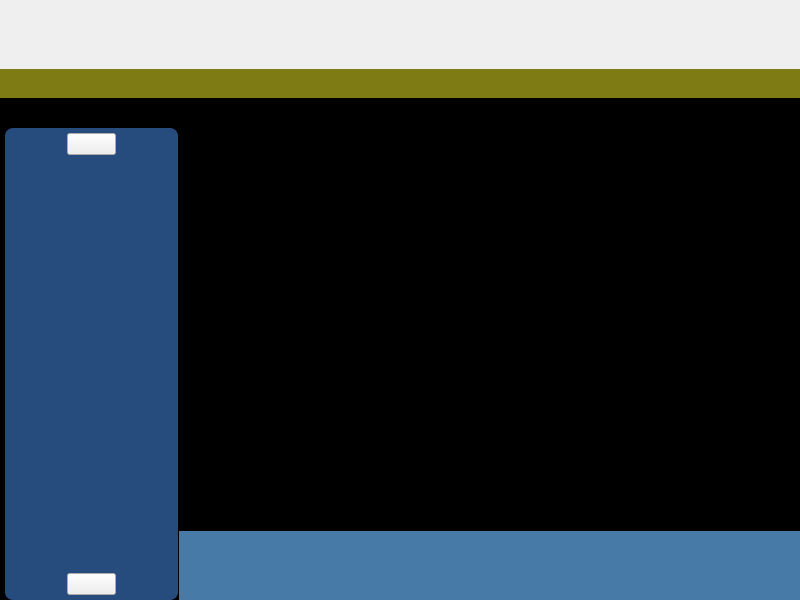
Before: the Qt Designer form ui/mainwindow.ui in 15903016222/Voice, drawn with Qt 5.
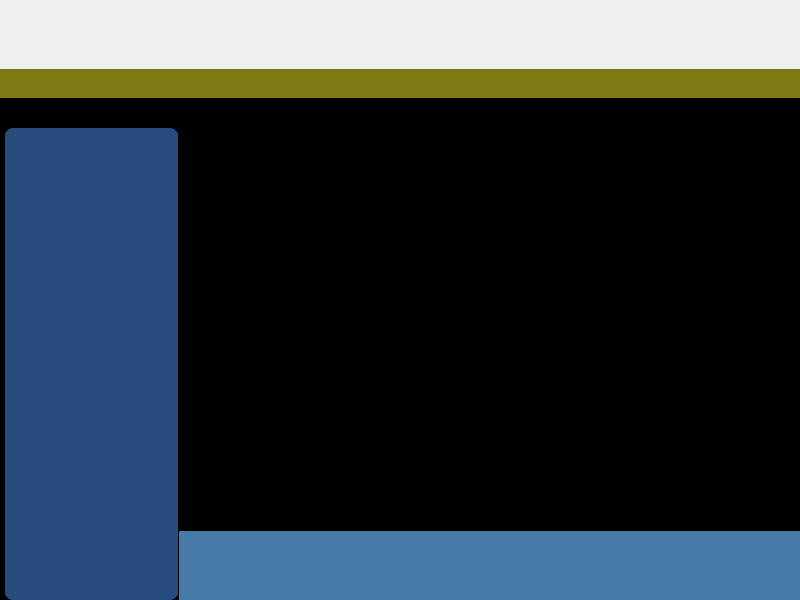
After: the same form once the commit is applied. Icons and pictures are not drawn. Custom widgets are drawn as their Qt base class.

Commit message: 修改：上下箭头图标显示，更美观；

Diff of the .ui file:
```diff
--- a/ui/mainwindow.ui
+++ b/ui/mainwindow.ui
@@ -182,7 +182,7 @@
                   <property name="frameShadow">
                    <enum>QFrame::Raised</enum>
                   </property>
-                  <layout class="QHBoxLayout" name="horizontalLayout_2" stretch="5,4,5">
+                  <layout class="QHBoxLayout" name="horizontalLayout_2">
                    <property name="spacing">
                     <number>0</number>
                    </property>
@@ -198,19 +198,6 @@
                    <property name="bottomMargin">
                     <number>0</number>
                    </property>
-                   <item>
-                    <spacer name="horizontalSpacer_1">
-                     <property name="orientation">
-                      <enum>Qt::Horizontal</enum>
-                     </property>
-                     <property name="sizeHint" stdset="0">
-                      <size>
-                       <width>25</width>
-                       <height>20</height>
-                      </size>
-                     </property>
-                    </spacer>
-                   </item>
                    <item>
                     <widget class="QPushButton" name="pushButton_top">
                      <property name="sizePolicy">
@@ -220,32 +207,21 @@
                       </sizepolicy>
                      </property>
                      <property name="styleSheet">
-                      <string notr="true">border-image: url(:/file/resources/up.png);</string>
+                      <string notr="true">background-color: rgb(37, 76, 124);
+border:none;
+</string>
                      </property>
                      <property name="text">
                       <string/>
                      </property>
                      <property name="iconSize">
                       <size>
-                       <width>43</width>
-                       <height>24</height>
+                       <width>24</width>
+                       <height>12</height>
                       </size>
                      </property>
                     </widget>
                    </item>
-                   <item>
-                    <spacer name="horizontalSpacer_2">
-                     <property name="orientation">
-                      <enum>Qt::Horizontal</enum>
-                     </property>
-                     <property name="sizeHint" stdset="0">
-                      <size>
-                       <width>26</width>
-                       <height>20</height>
-                      </size>
-                     </property>
-                    </spacer>
-                   </item>
                   </layout>
                  </widget>
                 </item>
@@ -300,7 +276,7 @@
                         <x>0</x>
                         <y>0</y>
                         <width>173</width>
-                        <height>422</height>
+                        <height>429</height>
                        </rect>
                       </property>
                      </widget>
@@ -317,7 +293,7 @@
                   <property name="frameShadow">
                    <enum>QFrame::Raised</enum>
                   </property>
-                  <layout class="QHBoxLayout" name="horizontalLayout_3" stretch="5,4,5">
+                  <layout class="QHBoxLayout" name="horizontalLayout_3" stretch="4">
                    <property name="spacing">
                     <number>0</number>
                    </property>
@@ -333,19 +309,6 @@
                    <property name="bottomMargin">
                     <number>0</number>
                    </property>
-                   <item>
-                    <spacer name="horizontalSpacer_3">
-                     <property name="orientation">
-                      <enum>Qt::Horizontal</enum>
-                     </property>
-                     <property name="sizeHint" stdset="0">
-                      <size>
-                       <width>55</width>
-                       <height>20</height>
-                      </size>
-                     </property>
-                    </spacer>
-                   </item>
                    <item>
                     <widget class="QPushButton" name="pushButton_bottom">
                      <property name="sizePolicy">
@@ -355,32 +318,21 @@
                       </sizepolicy>
                      </property>
                      <property name="styleSheet">
-                      <string notr="true">border-image: url(:/file/resources/down.png);</string>
+                      <string notr="true">background-color: rgb(37, 76, 124);
+border:none;
+</string>
                      </property>
                      <property name="text">
                       <string/>
                      </property>
                      <property name="iconSize">
                       <size>
-                       <width>43</width>
-                       <height>24</height>
+                       <width>24</width>
+                       <height>12</height>
                       </size>
                      </property>
                     </widget>
                    </item>
-                   <item>
-                    <spacer name="horizontalSpacer_4">
-                     <property name="orientation">
-                      <enum>Qt::Horizontal</enum>
-                     </property>
-                     <property name="sizeHint" stdset="0">
-                      <size>
-                       <width>55</width>
-                       <height>20</height>
-                      </size>
-                     </property>
-                    </spacer>
-                   </item>
                   </layout>
                  </widget>
                 </item>
```
Left out of the diff: 12 changed lines with no effect on the pictures. The commit also changes 2 other files.
